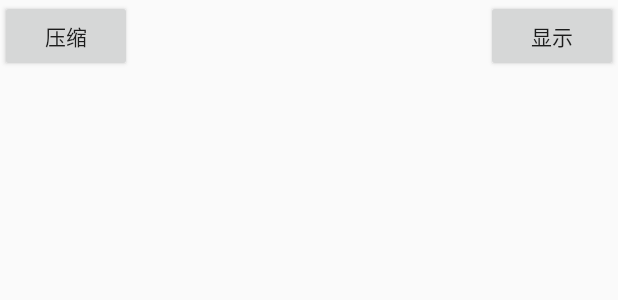
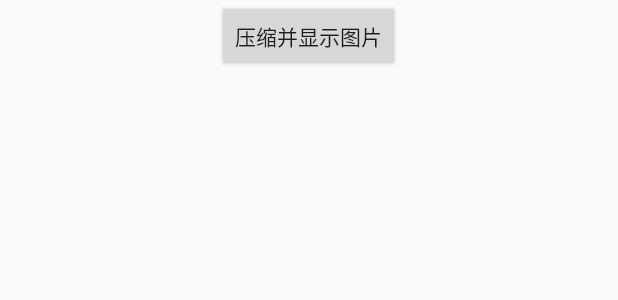
Before and after one commit to soulrelay/JniCmake, an Android app: the layout activity_main.xml on its own in the app's theme, with its tools: preview values and no code run, on a phone screen of 412 x 824 dp. Shown: the top 300 px of the screen. Run offline under Robolectric (Android 15) with nearby library versions, the phone set to English and light mode, and no system bars.

Commit message:
图片压缩示例优化

```diff
--- a/app/src/main/res/layout/activity_main.xml
+++ b/app/src/main/res/layout/activity_main.xml
@@ -1,30 +1,21 @@
 <?xml version="1.0" encoding="utf-8"?>
 <RelativeLayout xmlns:android="http://schemas.android.com/apk/res/android"
-    xmlns:tools="http://schemas.android.com/tools"
     android:id="@+id/activity_main"
     android:layout_width="match_parent"
-    android:layout_height="match_parent"
-   >
+    android:layout_height="match_parent">
 
     <Button
-        android:id="@+id/btn_path"
+        android:id="@+id/btn_compress_display"
         android:layout_width="wrap_content"
         android:layout_height="wrap_content"
-        android:onClick="onGetPath"
-        android:text="压缩" />
-
-    <Button
-        android:id="@+id/btn_display"
-        android:layout_width="wrap_content"
-        android:layout_height="wrap_content"
-        android:layout_alignParentRight="true"
-        android:onClick="onDisplay"
-        android:text="显示" />
+        android:layout_centerHorizontal="true"
+        android:onClick="onCompressDisplay"
+        android:text="压缩并显示图片" />
 
     <ImageView
-        android:id="@+id/img_view"
+        android:id="@+id/ivCompress"
         android:layout_width="match_parent"
         android:layout_height="match_parent"
-        android:layout_below="@+id/btn_path"
+        android:layout_below="@+id/btn_compress_display"
         android:layout_margin="10dp" />
 </RelativeLayout>
```
Also changed, not shown: app/src/main/java/com/sus/jnicmake/MainActivity.java (+56 -16 lines), app/src/main/java/com/sus/jnicmake/utils/handler/CommonHandler.java (added, +55 -0 lines), app/src/main/java/com/sus/jnicmake/utils/handler/IHandlerMessage.java (added, +12 -0 lines).
